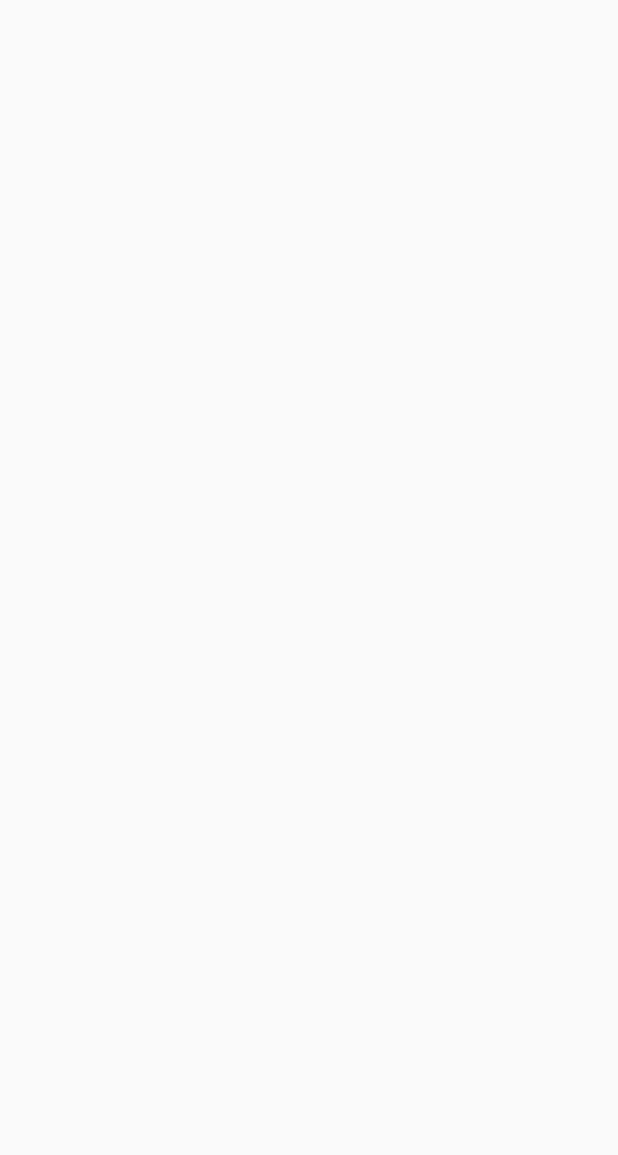
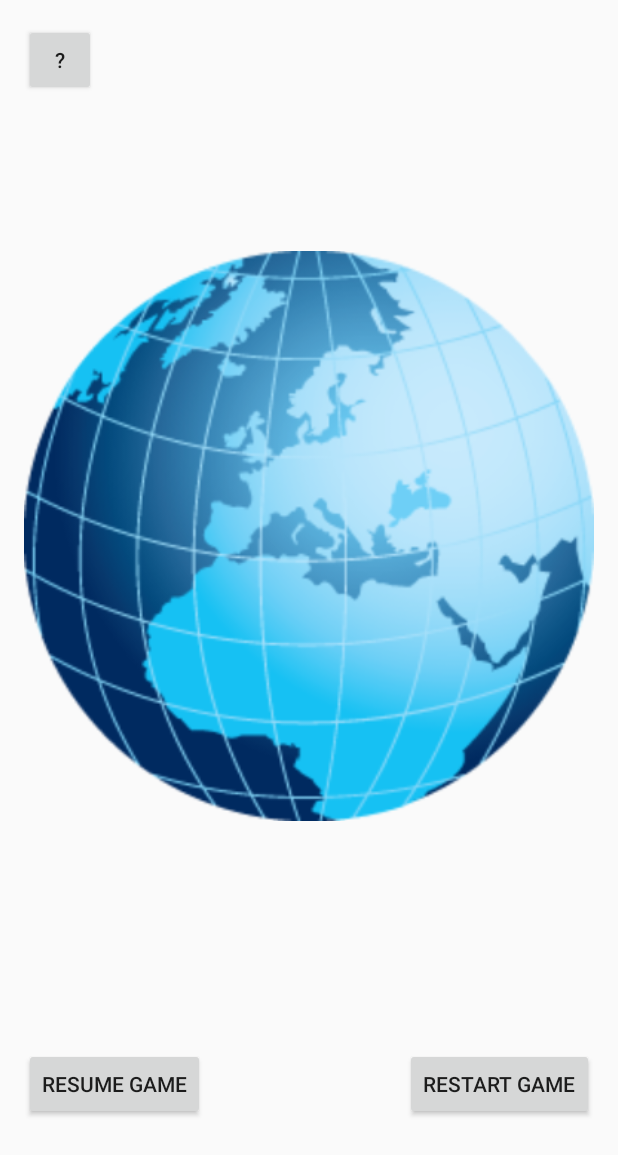
Before and after one commit to riddhichavda/Software-Engineering, an Android app: the PlayerHistoryActivity screen opened directly, with no data from a screen before it, on a phone screen of 412 x 824 dp. Before the commit the part shown is empty. Shown: the top 1155 px of the screen. Run offline under Robolectric (Android 15) with nearby library versions, the phone set to English and light mode, and no system bars.

Commit message:
History screen

```diff
--- a/TravelOMania/app/src/main/java/group7/travelomania/EndActivity.java
+++ b/TravelOMania/app/src/main/java/group7/travelomania/EndActivity.java
@@ -125,21 +125,15 @@ public class EndActivity extends AppCompatActivity {
         canvas = new Canvas(BitmapUtility.planePaths);
 
         for(int continentIndex = 1; continentIndex < admin.continentsTraveled.size(); continentIndex++) {
-            int currentLocationX = (int) Math.floor(continentPositions.get(admin.continentsTraveled.get(continentIndex - 1))[0] * mapWidth + mapX - 30);
+            int currentLocationX = (int) Math.floor(continentPositions.get(admin.continentsTraveled.get(continentIndex - 1))[0] * mapWidth + mapX - 45);
             int currentLocationY = (int) Math.floor(continentPositions.get(admin.continentsTraveled.get(continentIndex - 1))[1] * mapHeight + mapY - 15);
-            int newLocationX = (int) Math.floor(continentPositions.get(admin.continentsTraveled.get(continentIndex))[0] * mapWidth + mapX - 30);
+            int newLocationX = (int) Math.floor(continentPositions.get(admin.continentsTraveled.get(continentIndex))[0] * mapWidth + mapX - 45);
             int newLocationY = (int) Math.floor(continentPositions.get(admin.continentsTraveled.get(continentIndex))[1] * mapHeight + mapY - 15);
             canvas.drawPath(getPlanePath(newLocationX, newLocationY, currentLocationX, currentLocationY), paint);
         }
-
-
-
     }
 
     private Path getPlanePath(int newLocationX, int newLocationY, int currentLocationX, int currentLocationY){
-
-
-
         Path path = new Path();
         path.moveTo((float) currentLocationX, (float) currentLocationY);
 
--- a/TravelOMania/app/src/main/res/layout/activity_player_history.xml
+++ b/TravelOMania/app/src/main/res/layout/activity_player_history.xml
@@ -7,4 +7,49 @@
     android:paddingBottom="@dimen/activity_vertical_margin"
     tools:context="group7.travelomania.PlayerHistoryActivity">
 
+    <Button
+        android:layout_width="wrap_content"
+        android:layout_height="wrap_content"
+        android:text="@string/history_resume"
+        android:id="@+id/btn_resume"
+        android:layout_alignParentBottom="true"
+        android:layout_alignParentLeft="true"
+        android:layout_alignParentStart="true"
+        android:layout_marginBottom="61dp" />
+
+    <Button
+        android:layout_width="wrap_content"
+        android:layout_height="wrap_content"
+        android:text="@string/history_restart"
+        android:id="@+id/btn_restart"
+        android:layout_alignTop="@+id/btn_resume"
+        android:layout_alignParentRight="true"
+        android:layout_alignParentEnd="true" />
+
+    <ImageView
+        android:layout_width="match_parent"
+        android:layout_height="match_parent"
+        android:id="@+id/imageView_world"
+        android:layout_alignParentTop="true"
+        android:layout_centerHorizontal="true"
+        android:src="@drawable/world"
+        android:layout_above="@+id/btn_resume" />
+
+    <Button
+        style="?android:attr/buttonStyleSmall"
+        android:layout_width="wrap_content"
+        android:layout_height="wrap_content"
+        android:text="@string/help_button_text"
+        android:id="@+id/btn_help"
+        android:layout_alignParentTop="true"
+        android:layout_alignParentLeft="true"
+        android:layout_alignParentStart="true" />
+
+    <ImageView
+        android:layout_width="40dp"
+        android:layout_height="40dp"
+        android:id="@+id/imageView_avatar"
+        android:layout_alignParentTop="true"
+        android:layout_alignParentRight="true"
+        android:layout_alignParentEnd="true" />
 </RelativeLayout>
--- a/TravelOMania/app/src/main/res/values/strings.xml
+++ b/TravelOMania/app/src/main/res/values/strings.xml
@@ -33,4 +33,6 @@
     </string>
     <string name="end_text">You won the Game!!!!\nCongratulations!!!</string>
     <string name="end_play_again_button">Play again</string>
+    <string name="history_resume">Resume Game</string>
+    <string name="history_restart">Restart Game</string>
 </resources>
```
Also changed, not shown: TravelOMania/app/src/main/res/drawable/world.png (added).
